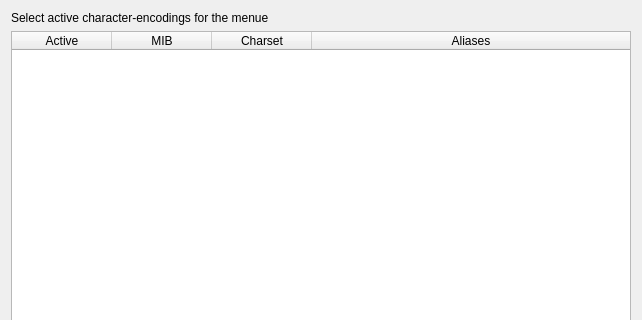
Old version of the form src/encodingsdialog.ui in the repository GAMS-dev/studio; both pictures show x 0 to 642 and y 0 to 320 of the 642 by 510 pixel window.
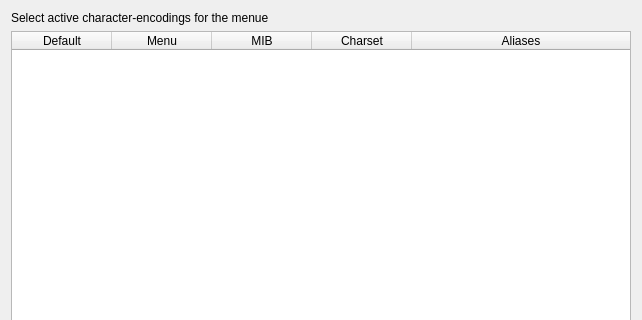
New version of the form.

Commit message: Moved the selection of the default codec from SettingsDialog to EncodingsDialog

What changed in the file:
```diff
--- a/src/encodingsdialog.ui
+++ b/src/encodingsdialog.ui
@@ -55,7 +55,12 @@
      </attribute>
      <column>
       <property name="text">
-       <string>Active</string>
+       <string>Default</string>
+      </property>
+     </column>
+     <column>
+      <property name="text">
+       <string>Menu</string>
       </property>
      </column>
      <column>
```
Left out of the diff: 3 changed lines with no effect on the pictures. The commit also changes 6 other files.
